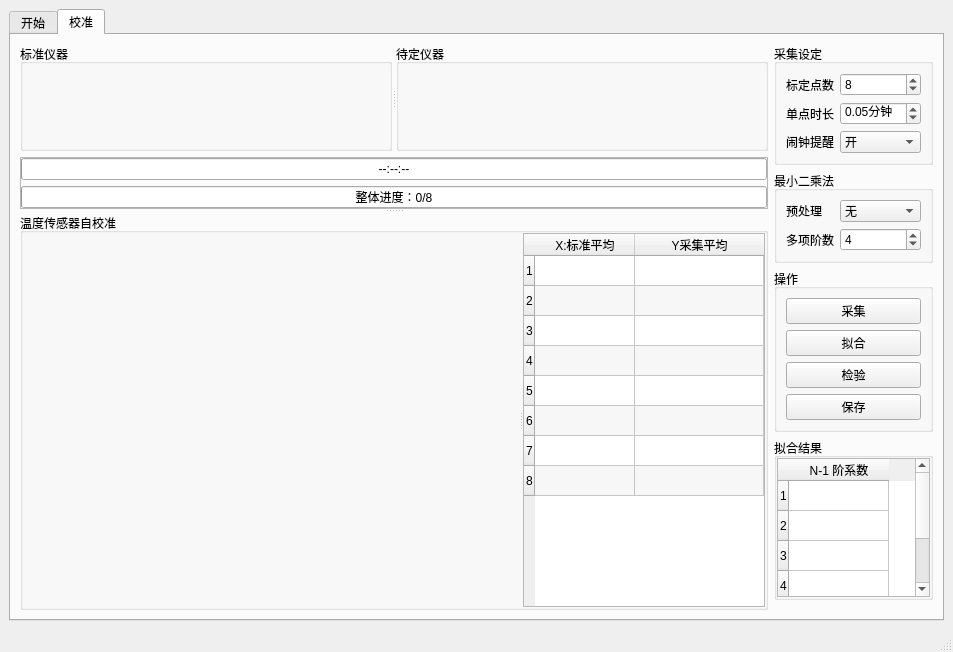
First picture: the form in mainwindow.ui, repository m-RNA/TemperatureSelfCorrectionBasedOnQtSerial, before the edit.
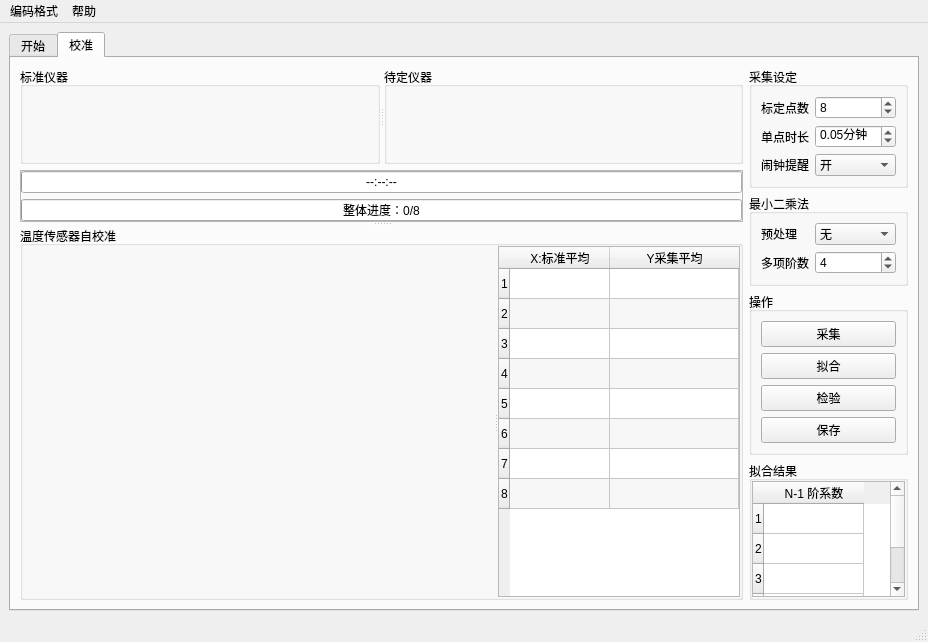
Second picture: the form after the edit. Icons and pictures are not drawn. Custom widgets are drawn as their Qt base class.

Commit message: 添加关于界面

Patch:
```diff
--- a/mainwindow.ui
+++ b/mainwindow.ui
@@ -6,8 +6,8 @@
    <rect>
     <x>0</x>
     <y>0</y>
-    <width>953</width>
-    <height>652</height>
+    <width>928</width>
+    <height>642</height>
    </rect>
   </property>
   <property name="sizePolicy">
@@ -317,7 +317,7 @@
            <item>
             <widget class="QGroupBox" name="groupBox_4">
              <property name="sizePolicy">
-              <sizepolicy hsizetype="Preferred" vsizetype="Preferred">
+              <sizepolicy hsizetype="Preferred" vsizetype="Fixed">
                <horstretch>0</horstretch>
                <verstretch>0</verstretch>
               </sizepolicy>
@@ -458,6 +458,12 @@
            </item>
            <item>
             <widget class="QGroupBox" name="groupBox">
+             <property name="sizePolicy">
+              <sizepolicy hsizetype="Preferred" vsizetype="Fixed">
+               <horstretch>0</horstretch>
+               <verstretch>0</verstretch>
+              </sizepolicy>
+             </property>
              <property name="title">
               <string>最小二乘法</string>
              </property>
@@ -471,7 +477,7 @@
                  <string/>
                 </property>
                 <property name="minimum">
-                 <number>2</number>
+                 <number>1</number>
                 </property>
                 <property name="maximum">
                  <number>7</number>
@@ -538,6 +544,12 @@
            </item>
            <item>
             <widget class="QGroupBox" name="groupBox_2">
+             <property name="sizePolicy">
+              <sizepolicy hsizetype="Preferred" vsizetype="Fixed">
+               <horstretch>0</horstretch>
+               <verstretch>0</verstretch>
+              </sizepolicy>
+             </property>
              <property name="title">
               <string>操作</string>
              </property>
@@ -610,11 +622,17 @@
            <item>
             <widget class="QGroupBox" name="groupBox_5">
              <property name="sizePolicy">
-              <sizepolicy hsizetype="Preferred" vsizetype="Preferred">
+              <sizepolicy hsizetype="Preferred" vsizetype="Expanding">
                <horstretch>0</horstretch>
                <verstretch>0</verstretch>
               </sizepolicy>
              </property>
+             <property name="maximumSize">
+              <size>
+               <width>16777215</width>
+               <height>300</height>
+              </size>
+             </property>
              <property name="title">
               <string>拟合结果</string>
              </property>
@@ -634,11 +652,17 @@
               <item row="0" column="0">
                <widget class="QTableWidget" name="twFactor">
                 <property name="sizePolicy">
-                 <sizepolicy hsizetype="Ignored" vsizetype="Preferred">
+                 <sizepolicy hsizetype="Ignored" vsizetype="Expanding">
                   <horstretch>0</horstretch>
                   <verstretch>0</verstretch>
                  </sizepolicy>
                 </property>
+                <property name="maximumSize">
+                 <size>
+                  <width>16777215</width>
+                  <height>16777215</height>
+                 </size>
+                </property>
                 <property name="editTriggers">
                  <set>QAbstractItemView::NoEditTriggers</set>
                 </property>
@@ -668,6 +692,9 @@
              <property name="orientation">
               <enum>Qt::Vertical</enum>
              </property>
+             <property name="sizeType">
+              <enum>QSizePolicy::Expanding</enum>
+             </property>
              <property name="sizeHint" stdset="0">
               <size>
                <width>20</width>
@@ -690,10 +717,23 @@
     <rect>
      <x>0</x>
      <y>0</y>
-     <width>953</width>
+     <width>928</width>
      <height>23</height>
     </rect>
    </property>
+   <widget class="QMenu" name="menu">
+    <property name="title">
+     <string>编码格式</string>
+    </property>
+   </widget>
+   <widget class="QMenu" name="menuAbout">
+    <property name="title">
+     <string>帮助</string>
+    </property>
+    <addaction name="actionAbout"/>
+   </widget>
+   <addaction name="menu"/>
+   <addaction name="menuAbout"/>
   </widget>
   <widget class="QStatusBar" name="statusbar"/>
  </widget>
```
Left out of the diff: 5 changed lines with no effect on the pictures. The commit also changes 6 other files.
